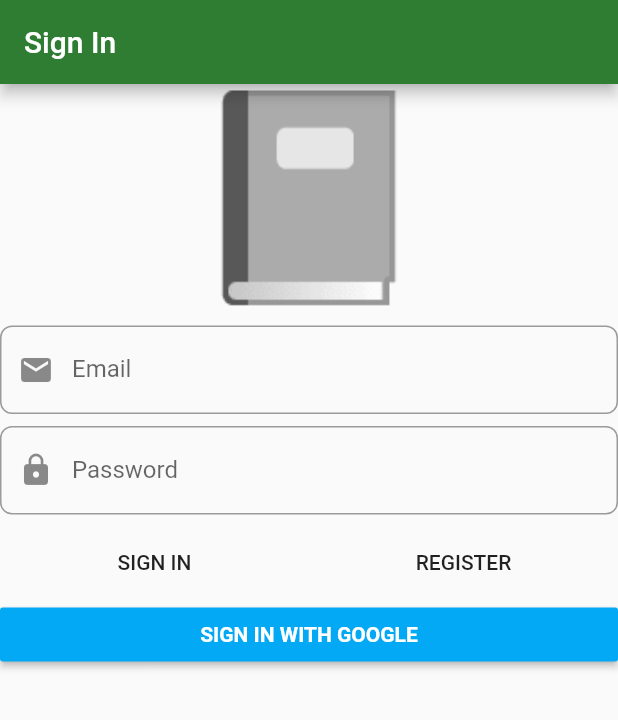
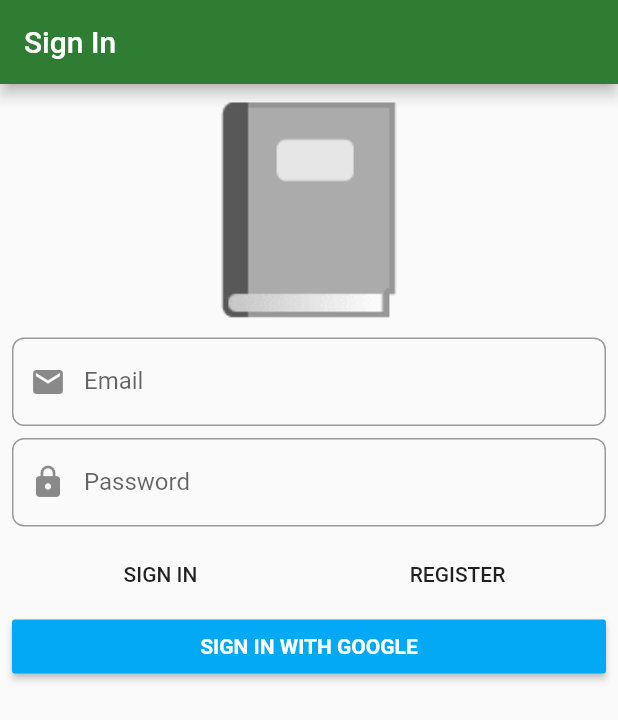
Before and after one commit to AmareeshBP/ddd-app, a Flutter app: the screen it shows after launch, on a phone screen of 412 x 824 dp. Shown: the top 720 px of the screen. Run offline on Flutter 3.47's test engine with Material 2 defaults, Android fonts, the phone set to English and light mode, and no system bars; our stand-ins replace auto_route, bloc, dartz, firebase_auth, flushbar, flutter_bloc and 4 more; accounts and stored records are empty; generated files the repository leaves out were written again.

Commit message:
up to part 11

```diff
--- a/lib/domain/core/failures.dart
+++ b/lib/domain/core/failures.dart
@@ -4,10 +4,24 @@ part 'failures.freezed.dart';
 
 @freezed
 abstract class ValueFailure<T> with _$ValueFailure<T> {
+  const factory ValueFailure.exeedingLength({
+    @required T failedValue,
+    @required int max,
+  }) = ExceedingLength<T>;
+  const factory ValueFailure.empty({
+    @required T failedValue,
+  }) = Empty<T>;
+  const factory ValueFailure.multiLine({
+    @required T failedValue,
+  }) = MultiLine<T>;
+  const factory ValueFailure.listTooLong({
+    @required T failedValue,
+    @required int max,
+  }) = ListTooLong<T>;
   const factory ValueFailure.invalidEmail({
-    @required String failedValue,
+    @required T failedValue,
   }) = InvalidEmail<T>;
   const factory ValueFailure.shortPassword({
-    @required String failedValue,
+    @required T failedValue,
   }) = ShortPassword<T>;
 }
--- a/lib/presentation/sign_in/widgets/sign_in_form.dart
+++ b/lib/presentation/sign_in/widgets/sign_in_form.dart
@@ -33,6 +33,7 @@ class SignInForm extends StatelessWidget {
         return Form(
           autovalidate: state.showErrorMessages,
           child: ListView(
+            padding: const EdgeInsets.all(8.0),
             children: <Widget>[
               const Text(
                 '📓',
@@ -126,6 +127,10 @@ class SignInForm extends StatelessWidget {
                   ),
                 ),
               ),
+              if (state.isSubmitting) ...[
+                const SizedBox(height: 8),
+                const LinearProgressIndicator(),
+              ]
             ],
           ),
         );
--- a/pubspec.yaml
+++ b/pubspec.yaml
@@ -30,7 +30,7 @@ dependencies:
   firebase_auth: ^0.16.1
   google_sign_in: ^4.5.1
   get_it: ^4.0.2
-  injectable: ^0.4.0
+  injectable: ^0.4.0+1
   flushbar: ^1.10.4
   uuid: ^2.0.4
   auto_route: ^0.5.0
@@ -47,7 +47,7 @@ dev_dependencies:
   freezed: ^0.10.9
   build_runner: ^1.10.0
   lint: ^1.2.0
-  injectable_generator: ^0.4.0
+  injectable_generator: ^0.4.1
   auto_route_generator: ^0.5.0
 
 # For information on the generic Dart part of this file, see the
```
Also changed, not shown: lib/domain/core/failures.freezed.dart, pubspec.lock.
